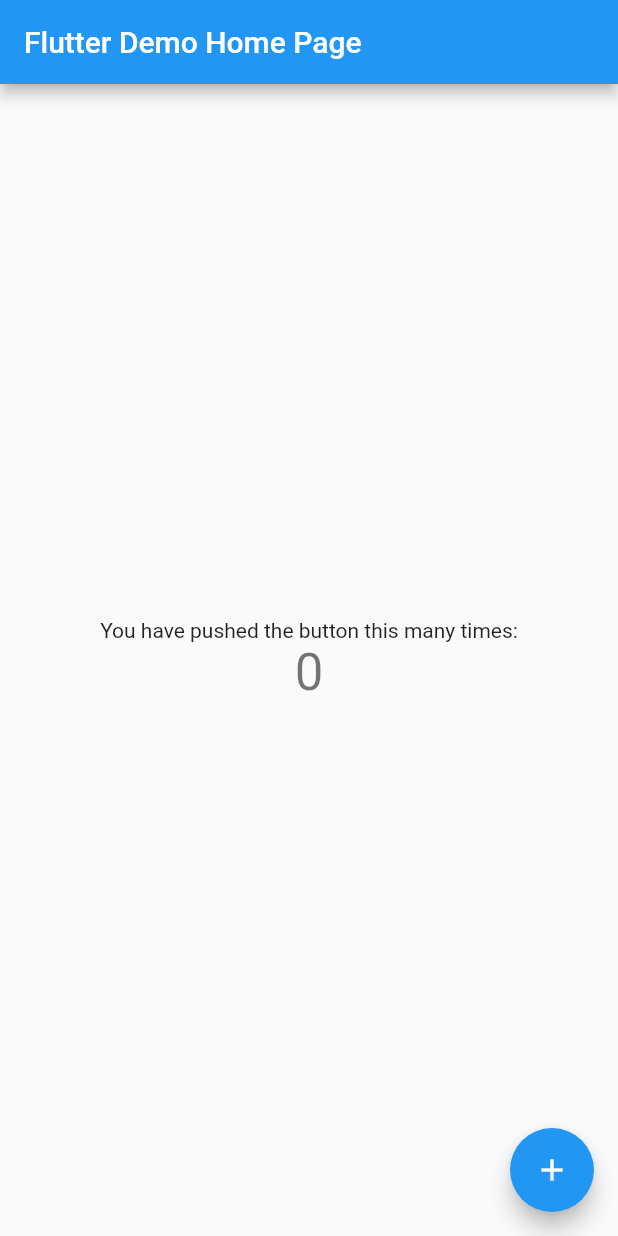
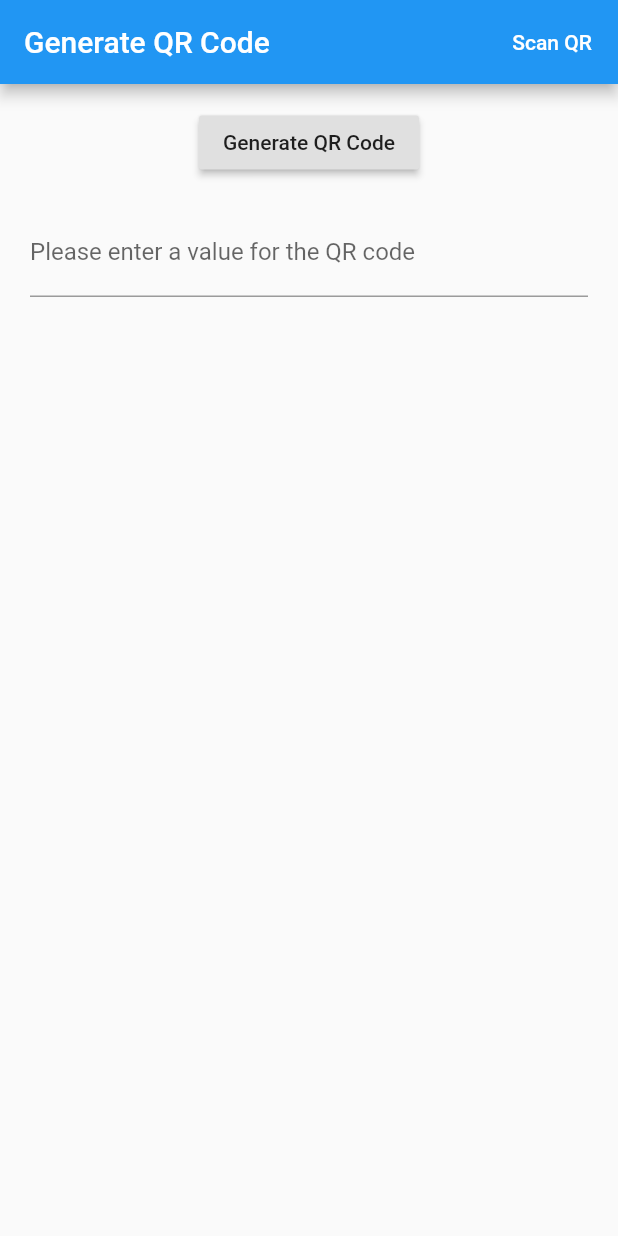
Before and after one commit to wolchr/Flutter_QRCodes, a Flutter app: the screen it shows after launch, on a phone screen of 412 x 824 dp. Run offline on Flutter 3.47's test engine with Material 2 defaults, Android fonts, the phone set to English and light mode, and no system bars; our stand-ins replace qr_flutter; missing offline and left inert: qrcode_reader.

Commit message:
Generate and scan QR codes

```diff
--- a/lib/main.dart
+++ b/lib/main.dart
@@ -1,111 +1,24 @@
 import 'package:flutter/material.dart';
+
+import 'package:app_flutter_qr_codes/screens/generate_qr.dart';
+import 'package:app_flutter_qr_codes/screens/scan_qr.dart';
 
 void main() => runApp(MyApp());
 
 class MyApp extends StatelessWidget {
-  // This widget is the root of your application.
   @override
   Widget build(BuildContext context) {
     return MaterialApp(
-      title: 'Flutter Demo',
+      debugShowCheckedModeBanner: false,
+      title: 'Flutter QR Code',
       theme: ThemeData(
-        // This is the theme of your application.
-        //
-        // Try running your application with "flutter run". You'll see the
-        // application has a blue toolbar. Then, without quitting the app, try
-        // changing the primarySwatch below to Colors.green and then invoke
-        // "hot reload" (press "r" in the console where you ran "flutter run",
-        // or simply save your changes to "hot reload" in a Flutter IDE).
-        // Notice that the counter didn't reset back to zero; the application
-        // is not restarted.
         primarySwatch: Colors.blue,
       ),
-      home: MyHomePage(title: 'Flutter Demo Home Page'),
+      routes: {
+        GenerateQR.routeName: (context) => GenerateQR(),
+        ScanQR.routeName: (context) => ScanQR(),
+      },
+      home: GenerateQR(),
     );
   }
 }
-
-class MyHomePage extends StatefulWidget {
-  MyHomePage({Key key, this.title}) : super(key: key);
-
-  // This widget is the home page of your application. It is stateful, meaning
-  // that it has a State object (defined below) that contains fields that affect
-  // how it looks.
-
-  // This class is the configuration for the state. It holds the values (in this
-  // case the title) provided by the parent (in this case the App widget) and
-  // used by the build method of the State. Fields in a Widget subclass are
-  // always marked "final".
-
-  final String title;
-
-  @override
-  _MyHomePageState createState() => _MyHomePageState();
-}
-
-class _MyHomePageState extends State<MyHomePage> {
-  int _counter = 0;
-
-  void _incrementCounter() {
-    setState(() {
-      // This call to setState tells the Flutter framework that something has
-      // changed in this State, which causes it to rerun the build method below
-      // so that the display can reflect the updated values. If we changed
-      // _counter without calling setState(), then the build method would not be
-      // called again, and so nothing would appear to happen.
-      _counter++;
-    });
-  }
-
-  @override
-  Widget build(BuildContext context) {
-    // This method is rerun every time setState is called, for instance as done
-    // by the _incrementCounter method above.
-    //
-    // The Flutter framework has been optimized to make rerunning build methods
-    // fast, so that you can just rebuild anything that needs updating rather
-    // than having to individually change instances of widgets.
-    return Scaffold(
-      appBar: AppBar(
-        // Here we take the value from the MyHomePage object that was created by
-        // the App.build method, and use it to set our appbar title.
-        title: Text(widget.title),
-      ),
-      body: Center(
-        // Center is a layout widget. It takes a single child and positions it
-        // in the middle of the parent.
-        child: Column(
-          // Column is also layout widget. It takes a list of children and
-          // arranges them vertically. By default, it sizes itself to fit its
-          // children horizontally, and tries to be as tall as its parent.
-          //
-          // Invoke "debug painting" (press "p" in the console, choose the
-          // "Toggle Debug Paint" action from the Flutter Inspector in Android
-          // Studio, or the "Toggle Debug Paint" command in Visual Studio Code)
-          // to see the wireframe for each widget.
-          //
-          // Column has various properties to control how it sizes itself and
-          // how it positions its children. Here we use mainAxisAlignment to
-          // center the children vertically; the main axis here is the vertical
-          // axis because Columns are vertical (the cross axis would be
-          // horizontal).
-          mainAxisAlignment: MainAxisAlignment.center,
-          children: <Widget>[
-            Text(
-              'You have pushed the button this many times:',
-            ),
-            Text(
-              '$_counter',
-              style: Theme.of(context).textTheme.display1,
-            ),
-          ],
-        ),
-      ),
-      floatingActionButton: FloatingActionButton(
-        onPressed: _incrementCounter,
-        tooltip: 'Increment',
-        child: Icon(Icons.add),
-      ), // This trailing comma makes auto-formatting nicer for build methods.
-    );
-  }
-}
--- /dev/null
+++ b/lib/screens/generate_qr.dart
@@ -0,0 +1,61 @@
+import 'package:flutter/material.dart';
+import 'package:qr_flutter/qr_flutter.dart';
+
+import 'package:app_flutter_qr_codes/screens/scan_qr.dart';
+
+class GenerateQR extends StatefulWidget {
+  static const routeName = 'generate_qr';
+  @override
+  _GenerateQRState createState() => _GenerateQRState();
+}
+
+class _GenerateQRState extends State<GenerateQR> {
+  dynamic _qrCode;
+  String _qrCodeValue;
+  @override
+  Widget build(BuildContext context) {
+    return Scaffold(
+      appBar: AppBar(
+        title: Text('Generate QR Code'),
+        actions: <Widget>[
+          FlatButton(
+              onPressed: () {
+                Navigator.pushNamed(context, ScanQR.routeName);
+              },
+              child: Text(
+                'Scan QR',
+                style: TextStyle(color: Colors.white),
+              ))
+        ],
+      ),
+      body: Column(
+        children: <Widget>[
+          Padding(
+            padding: const EdgeInsets.only(top: 15.0),
+            child: RaisedButton(
+              child: Text('Generate QR Code'),
+              onPressed: () {
+                setState(() {
+                  _qrCode = QrImage(
+                    data: _qrCodeValue ?? 'You can also enter a custom value',
+                  );
+                });
+              },
+            ),
+          ),
+          Padding(
+            padding: const EdgeInsets.all(20.0),
+            child: TextField(
+              decoration: InputDecoration(
+                  labelText: 'Please enter a value for the QR code'),
+              onChanged: (String value) {
+                _qrCodeValue = value;
+              },
+            ),
+          ),
+          Center(child: Container(width: 200, child: _qrCode)),
+        ],
+      ),
+    );
+  }
+}
--- a/pubspec.yaml
+++ b/pubspec.yaml
@@ -23,6 +23,8 @@ dependencies:
   # The following adds the Cupertino Icons font to your application.
   # Use with the CupertinoIcons class for iOS style icons.
   cupertino_icons: ^0.1.2
+  qr_flutter: ^2.1.0
+  qrcode_reader: ^0.4.4
 
 dev_dependencies:
   flutter_test:
```
Also changed, not shown: lib/screens/scan_qr.dart (added, +48 -0 lines), pubspec.lock, 8 other files.
